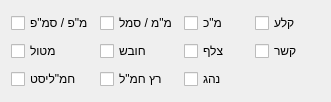
Old version of the form Ui/RolesWidget.ui in the repository omertal88/shavzak.
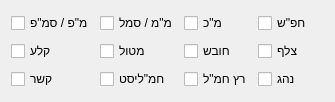
New version of the form.

Diff of the .ui file:
```diff
--- a/Ui/RolesWidget.ui
+++ b/Ui/RolesWidget.ui
@@ -6,7 +6,7 @@
    <rect>
     <x>0</x>
     <y>0</y>
-    <width>331</width>
+    <width>335</width>
     <height>102</height>
    </rect>
   </property>
@@ -14,48 +14,6 @@
    <string>Form</string>
   </property>
   <layout class="QGridLayout" name="gridLayout">
-   <item row="1" column="3">
-    <widget class="QCheckBox" name="signallerCheck">
-     <property name="text">
-      <string>קשר</string>
-     </property>
-    </widget>
-   </item>
-   <item row="2" column="1">
-    <widget class="QCheckBox" name="hamalRunnerCheck">
-     <property name="text">
-      <string>רץ חמ&quot;ל</string>
-     </property>
-    </widget>
-   </item>
-   <item row="2" column="2">
-    <widget class="QCheckBox" name="driverCheck">
-     <property name="text">
-      <string>נהג</string>
-     </property>
-    </widget>
-   </item>
-   <item row="1" column="2">
-    <widget class="QCheckBox" name="sniperCheck">
-     <property name="text">
-      <string>צלף</string>
-     </property>
-    </widget>
-   </item>
-   <item row="0" column="3">
-    <widget class="QCheckBox" name="sharpshooterCheck">
-     <property name="text">
-      <string>קלע</string>
-     </property>
-    </widget>
-   </item>
-   <item row="1" column="1">
-    <widget class="QCheckBox" name="medicCheck">
-     <property name="text">
-      <string>חובש</string>
-     </property>
-    </widget>
-   </item>
    <item row="0" column="1">
     <widget class="QCheckBox" name="platoonCommanderCheck">
      <property name="text">
@@ -77,20 +35,69 @@
      </property>
     </widget>
    </item>
-   <item row="1" column="0">
-    <widget class="QCheckBox" name="grenadeLauncherCheck">
+   <item row="2" column="3">
+    <widget class="QCheckBox" name="driverCheck">
      <property name="text">
-      <string>מטול</string>
+      <string>נהג</string>
      </property>
     </widget>
    </item>
-   <item row="2" column="0">
+   <item row="2" column="2">
+    <widget class="QCheckBox" name="hamalRunnerCheck">
+     <property name="text">
+      <string>רץ חמ&quot;ל</string>
+     </property>
+    </widget>
+   </item>
+   <item row="2" column="1">
     <widget class="QCheckBox" name="hamalistCheck">
      <property name="text">
       <string>חמ&quot;ליסט</string>
      </property>
     </widget>
    </item>
+   <item row="2" column="0">
+    <widget class="QCheckBox" name="signallerCheck">
+     <property name="text">
+      <string>קשר</string>
+     </property>
+    </widget>
+   </item>
+   <item row="1" column="3">
+    <widget class="QCheckBox" name="sniperCheck">
+     <property name="text">
+      <string>צלף</string>
+     </property>
+    </widget>
+   </item>
+   <item row="1" column="2">
+    <widget class="QCheckBox" name="medicCheck">
+     <property name="text">
+      <string>חובש</string>
+     </property>
+    </widget>
+   </item>
+   <item row="1" column="1">
+    <widget class="QCheckBox" name="grenadeLauncherCheck">
+     <property name="text">
+      <string>מטול</string>
+     </property>
+    </widget>
+   </item>
+   <item row="1" column="0">
+    <widget class="QCheckBox" name="sharpshooterCheck">
+     <property name="text">
+      <string>קלע</string>
+     </property>
+    </widget>
+   </item>
+   <item row="0" column="3">
+    <widget class="QCheckBox" name="riflemanCheck">
+     <property name="text">
+      <string>חפ&quot;ש</string>
+     </property>
+    </widget>
+   </item>
   </layout>
  </widget>
  <tabstops>
```
Left out of the diff: 1 changed line with no effect on the pictures.
